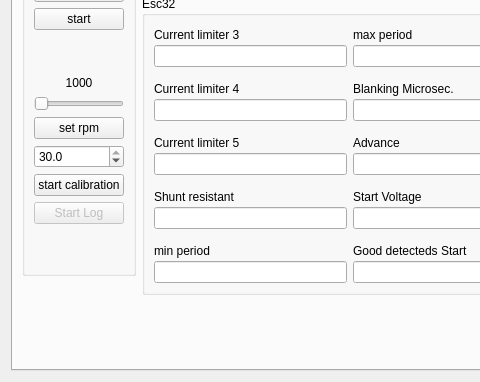
mpaperno/qgroundcontrol_aq, file src/ui/qgcautoquad.ui: the form before one commit; both pictures show x 0 to 480 and y 409 to 791 of the 1001 by 791 pixel window.
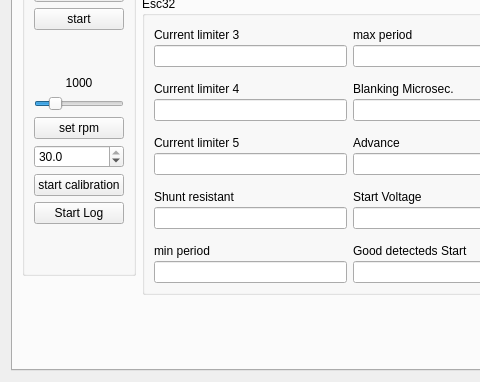
The form after the commit. The open tabs and pages were chosen to show the change.

```diff
--- a/src/ui/qgcautoquad.ui
+++ b/src/ui/qgcautoquad.ui
@@ -6123,7 +6123,7 @@
           <item>
            <widget class="QSlider" name="horizontalSlider_rpm">
             <property name="minimum">
-             <number>1000</number>
+             <number>100</number>
             </property>
             <property name="maximum">
              <number>10000</number>
@@ -6134,6 +6134,9 @@
             <property name="pageStep">
              <number>1000</number>
             </property>
+            <property name="value">
+             <number>2000</number>
+            </property>
             <property name="orientation">
              <enum>Qt::Horizontal</enum>
             </property>
@@ -6190,7 +6193,7 @@
           <item>
            <widget class="QPushButton" name="pushButton_logging">
             <property name="enabled">
-             <bool>false</bool>
+             <bool>true</bool>
             </property>
             <property name="text">
              <string>Start Log</string>
```
